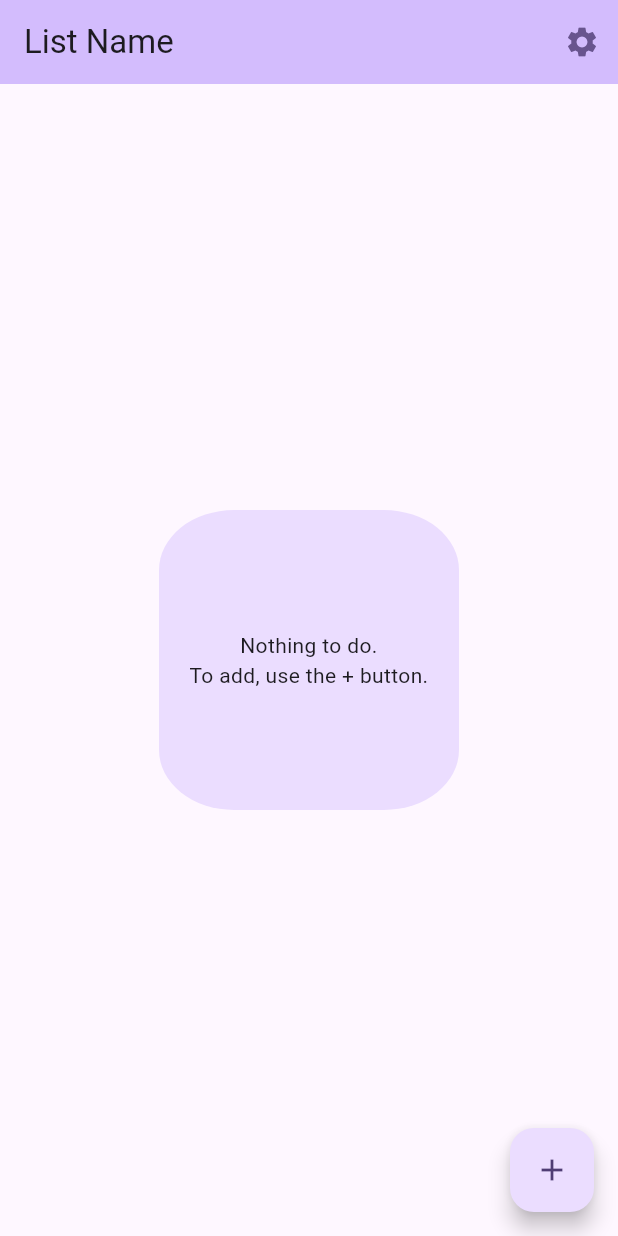
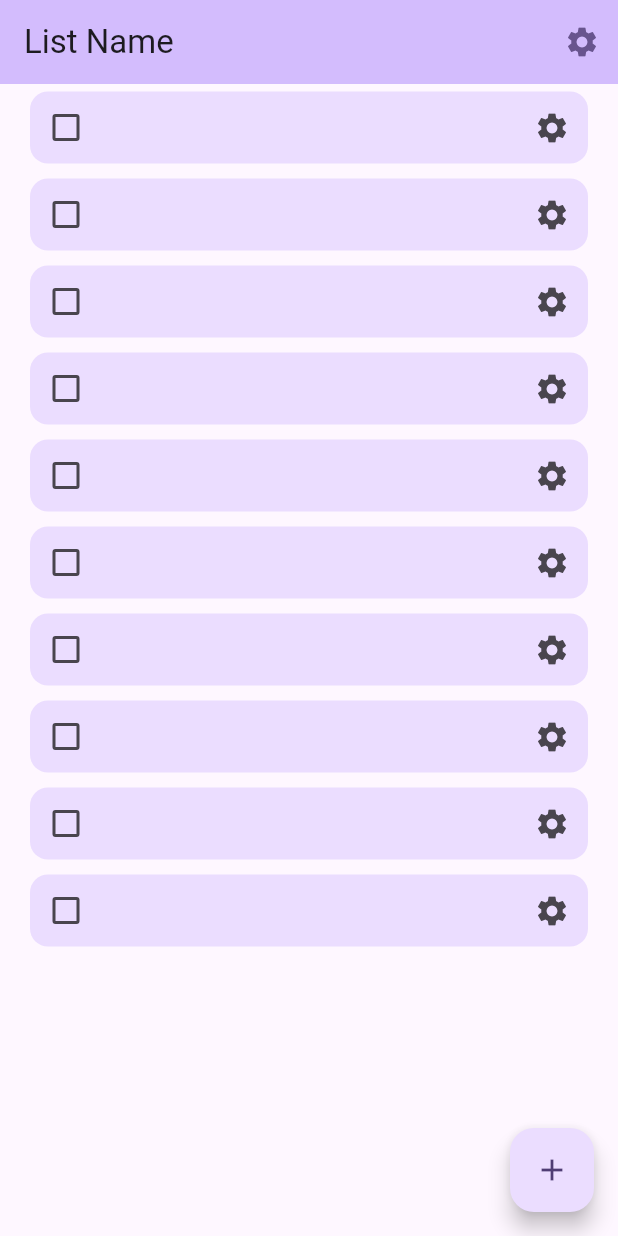
Before and after one commit to Nigel-Karunaratne/simple_todo, a Flutter app: the screen it shows after launch, on a phone screen of 412 x 824 dp. Run offline on Flutter 3.47's test engine with Material 3 defaults, Android fonts, the phone set to English and light mode, and no system bars.

Commit message:
Begin work on cards

```diff
--- a/lib/main.dart
+++ b/lib/main.dart
@@ -1,4 +1,5 @@
 import 'package:flutter/material.dart';
+import 'package:simple_todo/views/listitemcard.dart';
 
 void main() {
   runApp(const MyApp());
@@ -46,7 +47,24 @@ class _TodoListViewState extends State<TodoListView> {
         onPressed: (){},
         child: const Icon(Icons.add),
       ),
-      body: NothingToSee(),
+      body: const TodoItemList(),
+    );
+  }
+}
+
+class TodoItemList extends StatefulWidget {
+  const TodoItemList({super.key});
+
+  @override
+  State<TodoItemList> createState() => _TodoItemListState();
+}
+
+class _TodoItemListState extends State<TodoItemList> {
+  @override
+  Widget build(BuildContext context) {
+    return ListView.builder(
+      itemCount: 10,
+      itemBuilder: (context, index) => ListItemCard()
     );
   }
 }
--- /dev/null
+++ b/lib/views/listitemcard.dart
@@ -0,0 +1,47 @@
+import 'package:flutter/material.dart';
+
+class ListItemCard extends StatefulWidget {
+  const ListItemCard({super.key});
+
+  @override
+  State<ListItemCard> createState() => _ListItemCardState();
+}
+
+class _ListItemCardState extends State<ListItemCard> {
+  @override
+  Widget build(BuildContext context) {
+    return Card(
+      margin: const EdgeInsets.symmetric(horizontal: 20, vertical: 5),
+      elevation: 0,
+      color: Theme.of(context).colorScheme.primaryContainer,
+      // child: CheckboxListTile(
+      //   onChanged: (value) {},
+      //   value: false,
+      //   controlAffinity: ListTileControlAffinity.leading,
+      //   title: TextField(
+      //     controller: TextEditingController(text: "String!"),
+      //   ),
+      // ),
+      child: Row(
+        children: [
+          Checkbox(
+            value: false,
+            onChanged: (value){}
+          ),
+          const Expanded(
+            child: Padding(
+              padding: EdgeInsets.fromLTRB(1, 0, 2, 0),
+              child: TextField(
+                expands: true,
+                maxLines: null,
+                minLines: null,
+                decoration: null,
+              ),
+            ),
+          ),
+          IconButton(onPressed: (){}, icon: Icon(Icons.settings))
+        ],
+      ),
+    );
+  }
+}
```
